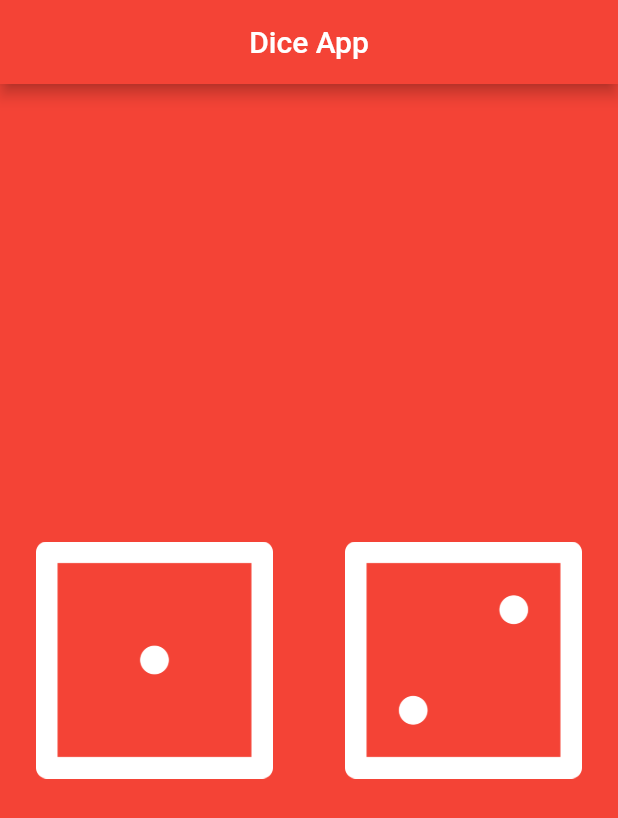
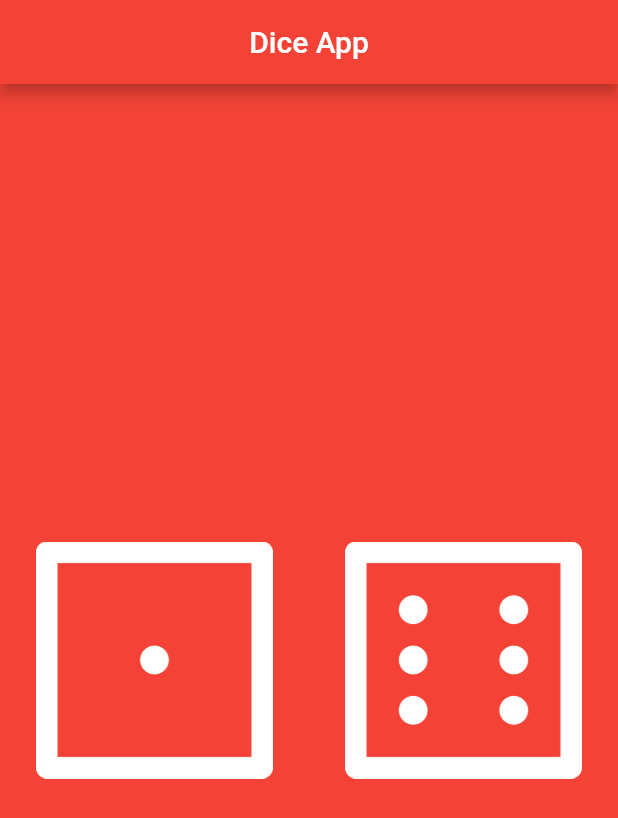
Before and after one commit to Riddhick/dicee-flutter, a Flutter app: the screen it shows after launch, on a phone screen of 412 x 824 dp. Shown: the top 818 px of the screen. Run offline on Flutter 3.47's test engine with Material 2 defaults, Android fonts, the phone set to English and light mode, and no system bars.

Commit message:
Functionality Added

```diff
--- a/lib/main.dart
+++ b/lib/main.dart
@@ -1,4 +1,5 @@
 import 'package:flutter/material.dart';
+import 'dart:math';
 
 void main() {
   runApp(MyApp());
@@ -11,16 +12,30 @@ class MyApp extends StatelessWidget {
       home: Scaffold(
         appBar: AppBar(
           backgroundColor: Colors.red,
-          title: Center(child: Text('Dice App')),
+          title: const Center(child: Text('Dice App')),
         ),
         backgroundColor: Colors.red,
-        body: SafeArea(child: DicePage()),
+        body: const SafeArea(child: DicePage()),
       ),
     );
   }
 }
 
-class DicePage extends StatelessWidget {
+class DicePage extends StatefulWidget {
+  const DicePage({super.key});
+
+  @override
+  State<DicePage> createState() => _DicePageState();
+}
+
+class _DicePageState extends State<DicePage> {
+  int leftDiceNumber = 1;
+  int rightDiceNumber = 6;
+  void changeDiceface() {
+    leftDiceNumber = Random().nextInt(6) + 1;
+    rightDiceNumber = Random().nextInt(6) + 1;
+  }
+
   @override
   Widget build(BuildContext context) {
     return Center(
@@ -31,9 +46,11 @@ class DicePage extends StatelessWidget {
             padding: const EdgeInsets.all(16.0),
             child: TextButton(
               onPressed: () {
-                print('hello');
+                setState(() {
+                  changeDiceface();
+                });
               },
-              child: Image.asset('images/dice1.png'),
+              child: Image.asset('images/dice$leftDiceNumber.png'),
             ),
           )),
           Expanded(
@@ -41,9 +58,11 @@ class DicePage extends StatelessWidget {
             padding: const EdgeInsets.all(16.0),
             child: TextButton(
               onPressed: () {
-                print('Bye');
+                setState(() {
+                  changeDiceface();
+                });
               },
-              child: Image.asset('images/dice2.png'),
+              child: Image.asset('images/dice$rightDiceNumber.png'),
             ),
           )),
         ],
```
